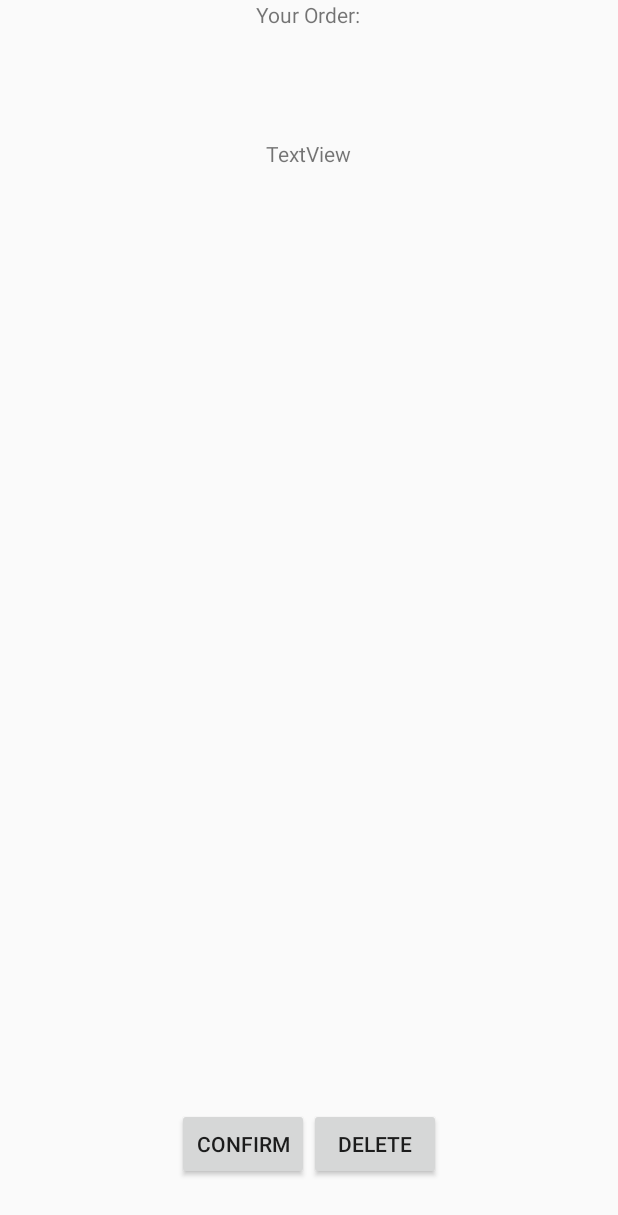
After one commit to AlbertoMoretto/Foodify, an Android app: the layout activity_your_order.xml on its own in the app's theme, with its tools: preview values and no code run, on a phone screen of 412 x 824 dp. The commit adds this screen. Shown: the top 1215 px of the screen. Run offline under Robolectric (Android 15) with nearby library versions, the phone set to English and light mode, and no system bars.

Commit message:
-Added YourOrderActivity

```diff
--- a/app/src/main/java/com/esp1617/albertomoretto/foodify/FoodifyTags.java
+++ b/app/src/main/java/com/esp1617/albertomoretto/foodify/FoodifyTags.java
@@ -17,6 +17,9 @@ public class FoodifyTags {
     public static String EXTRA_PRICE_SETTED = "com.esp1617.albertomoretto.price_setted";
     public static String EXTRA_ORDER_SETTED = "com.esp1617.albertomoretto.order_setted";
 
+    public static String EXTRA_PRICE_ORDER = "com.esp1617.albertomoretto.price_order";
+    public static String EXTRA_ITEMS_ORDER = "com.esp1617.albertomoretto.items_order";
+
     public static final int POPUP_CONFIRM_REQUEST = 1;
 
     //DEBUG TAGS
--- a/app/src/main/res/layout/activity_food.xml
+++ b/app/src/main/res/layout/activity_food.xml
@@ -175,6 +175,12 @@
             android:orientation="horizontal"
             android:gravity="right">
 
+            <Button
+                android:id="@+id/show_order"
+                android:layout_width="wrap_content"
+                android:layout_height="wrap_content"
+                android:text="@string/show_order"/>
+
             <TextView
                 android:id="@+id/account_label_text_view"
                 android:layout_width="wrap_content"
--- /dev/null
+++ b/app/src/main/res/layout/activity_your_order.xml
@@ -0,0 +1,45 @@
+<?xml version="1.0" encoding="utf-8"?>
+<LinearLayout
+    xmlns:android="http://schemas.android.com/apk/res/android"
+    xmlns:app="http://schemas.android.com/apk/res-auto"
+    xmlns:tools="http://schemas.android.com/tools"
+    android:layout_width="match_parent"
+    android:layout_height="match_parent"
+    android:orientation="vertical"
+    android:gravity="center"
+    android:layout_weight="10"
+    tools:context="com.esp1617.albertomoretto.foodify.YourOrderActivity">
+
+    <TextView
+        android:id="@+id/textView2"
+        android:layout_width="wrap_content"
+        android:layout_height="wrap_content"
+        android:layout_weight="1"
+        android:text="@string/bill_label"/>
+
+    <TextView
+        android:id="@+id/bill"
+        android:layout_width="wrap_content"
+        android:layout_height="wrap_content"
+        android:layout_weight="8"
+        android:text="TextView"/>
+<LinearLayout
+    android:layout_width="match_parent"
+    android:layout_height="wrap_content"
+    android:layout_weight="1"
+    android:gravity = "center"
+    android:orientation="horizontal">
+
+    <Button
+        android:id="@+id/confirm_bill"
+        android:layout_width="wrap_content"
+        android:layout_height="wrap_content"
+        android:text="@string/confirm_order"/>
+    <Button
+        android:id="@+id/delete_bill"
+        android:layout_width="wrap_content"
+        android:layout_height="wrap_content"
+        android:text="@string/delete_order"/>
+</LinearLayout>
+
+</LinearLayout>
--- a/app/src/main/res/values/strings.xml
+++ b/app/src/main/res/values/strings.xml
@@ -44,5 +44,8 @@
     <string name="action_share">Share</string>
     <string name="action_reply">Reply</string>
 
+    <string name="show_order">Show order</string>
+    <string name="confirm_order">CONFIRM</string>
+    <string name="delete_order">DELETE</string>
 
 </resources>
```
Also changed, not shown: app/src/main/AndroidManifest.xml (+9 -7 lines), app/src/main/java/com/esp1617/albertomoretto/foodify/FoodActivity.java (+20 -0 lines), app/src/main/java/com/esp1617/albertomoretto/foodify/YourOrderActivity.java (added, +31 -0 lines).
